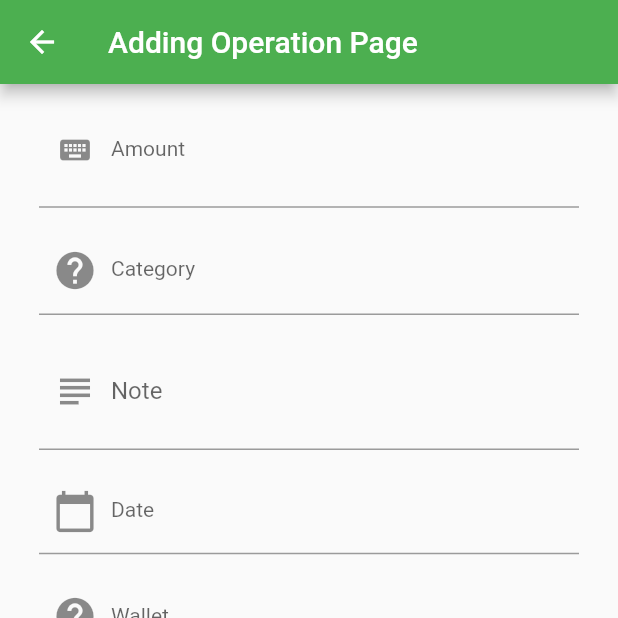
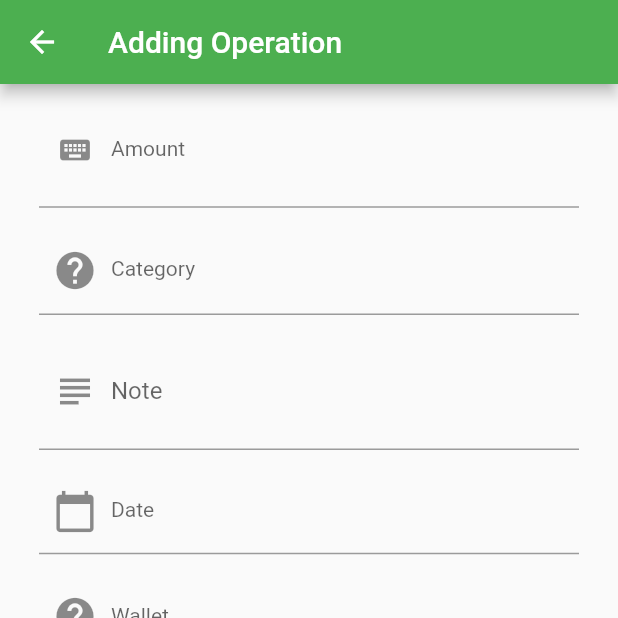
Before and after one commit to iridiscenthummingbird/money_project, a Flutter app: the screen it shows after launch, after a tap on the "add" icon, on a phone screen of 412 x 824 dp, the top half of it. Run offline on Flutter 3.47's test engine with Material 2 defaults, Android fonts, the phone set to English and light mode, and no system bars; our stand-ins replace fl_chart, sqflite; accounts and stored records are empty.

Commit message:
Some visual details

```diff
--- a/lib/MyDrawer.dart
+++ b/lib/MyDrawer.dart
@@ -1,7 +1,7 @@
 import 'package:flutter/material.dart';
 
 class MyDrawer extends StatelessWidget{
-  final String name = "Dmytro Tretiakov";
+  final String name = "Name Surname";
   @override
   Widget build(BuildContext context) {
     return Drawer(
@@ -12,8 +12,8 @@ class MyDrawer extends StatelessWidget{
                 backgroundColor: Colors.lightGreen[50],
                 child: Text(name[0], style: TextStyle(fontSize: 30.0, color: Colors.green),),
                 ),
-              accountEmail: Text("0508dima@gmail.com"),
-              accountName: Text("Dmytro Tretiakov"),
+              accountEmail: Text("usera@gmail.com"),
+              accountName: Text("Name Surname"),
               decoration: BoxDecoration(
                 color: Colors.green
               ),
@@ -39,14 +39,14 @@ class MyDrawer extends StatelessWidget{
                 Navigator.pushNamedAndRemoveUntil(context, '/chartPage', (Route<dynamic> route)=> false);
               },
             ),
-            Divider(),
-            ListTile(
-              title: Text("Settings"),
-              leading: Icon(Icons.settings),
-              onTap: (){
-                Navigator.pop(context);
-              },
-            )
+            // Divider(),
+            // ListTile(
+            //   title: Text("Settings"),
+            //   leading: Icon(Icons.settings),
+            //   onTap: (){
+            //     Navigator.pop(context);
+            //   },
+            // )
           ],
         ),
       );
--- a/lib/pages/AddingOperationPage.dart
+++ b/lib/pages/AddingOperationPage.dart
@@ -82,7 +82,7 @@ class AddingOperationPageState extends State<AddingOperationPage> {
   Widget build(BuildContext context) {
     return Scaffold(
       appBar: AppBar(
-        title: Text("Adding Operation Page"),
+        title: Text("Adding Operation"),
       ),
       body: Form(
         key: _formKey,
--- a/lib/pages/AddingWalletPage.dart
+++ b/lib/pages/AddingWalletPage.dart
@@ -31,7 +31,7 @@ class AddingWalletPageState extends State<AddingWalletPage> {
   @override
   Widget build(BuildContext context) {
     return Scaffold(
-        appBar: AppBar(title: Text("Adding Wallet Page")),
+        appBar: AppBar(title: Text("Adding Wallet")),
         body: Form(
           key: _formKey,
           child: ListView(
--- a/lib/pages/EditingOperationPage.dart
+++ b/lib/pages/EditingOperationPage.dart
@@ -52,7 +52,7 @@ class EditingOperationPageState extends State<EditingOperationPage> {
   Widget build(BuildContext context) {
     return Scaffold(
       appBar: AppBar(
-        title: Text("Editing Operation Page"),
+        title: Text("Editing Operation"),
       ),
       body: Form(
         key: _formKey,
--- a/lib/pages/EditingWalletPage.dart
+++ b/lib/pages/EditingWalletPage.dart
@@ -37,7 +37,7 @@ class EditingWalletPageState extends State<EditingWalletPage> {
   @override
   Widget build(BuildContext context) {
     return Scaffold(
-        appBar: AppBar(title: Text("Editing Wallet Page")),
+        appBar: AppBar(title: Text("Editing Wallet")),
         body: Form(
           key: _formKey,
           child: ListView(
--- a/lib/pages/WalletPage.dart
+++ b/lib/pages/WalletPage.dart
@@ -84,7 +84,7 @@ class WalletPageState extends State<WalletPage> {
         length: 2,
         child: Scaffold(
           appBar: AppBar(
-            title: Text("WalletPage"),
+            title: Text("Wallets"),
             bottom: TabBar(
               tabs: <Widget>[
                 Tab(
```
